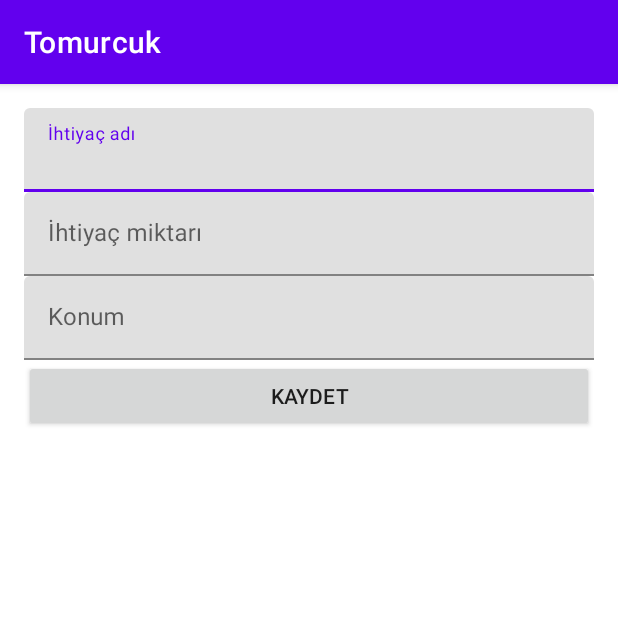
After one commit to talhadengiz/tomurcuk, an Android app: the fragment AddRequirementFragment shown on its own in the app's theme, on a phone screen of 412 x 824 dp, the top half of it. The commit adds this screen. Run offline under Robolectric (Android 15) with nearby library versions, the phone set to English and light mode, and no system bars.

Commit message:
RequirementAddFragment created.

```diff
--- /dev/null
+++ b/app/src/main/java/com/talhadengiz/tomurcuk/ui/fragment/requirement/AddRequirementFragment.kt
@@ -0,0 +1,19 @@
+package com.talhadengiz.tomurcuk.ui.fragment.requirement
+
+import android.os.Bundle
+import androidx.fragment.app.Fragment
+import android.view.LayoutInflater
+import android.view.View
+import android.view.ViewGroup
+import com.talhadengiz.tomurcuk.R
+
+class AddRequirementFragment : Fragment() {
+
+    override fun onCreateView(
+        inflater: LayoutInflater, container: ViewGroup?,
+        savedInstanceState: Bundle?
+    ): View? {
+        // Inflate the layout for this fragment
+        return inflater.inflate(R.layout.fragment_add_requirement, container, false)
+    }
+}
--- a/app/src/main/java/com/talhadengiz/tomurcuk/ui/fragment/RequirementListFragment.kt
+++ b/app/src/main/java/com/talhadengiz/tomurcuk/ui/fragment/requirement/RequirementListFragment.kt
@@ -1,4 +1,4 @@
-package com.talhadengiz.tomurcuk.ui.fragment
+package com.talhadengiz.tomurcuk.ui.fragment.requirement
 
 import android.os.Bundle
 import androidx.fragment.app.Fragment
--- /dev/null
+++ b/app/src/main/res/layout/fragment_add_requirement.xml
@@ -0,0 +1,52 @@
+<?xml version="1.0" encoding="utf-8"?>
+<LinearLayout xmlns:android="http://schemas.android.com/apk/res/android"
+    xmlns:tools="http://schemas.android.com/tools"
+    android:layout_width="match_parent"
+    android:layout_height="match_parent"
+    android:orientation="vertical"
+    android:padding="@dimen/dimen_16"
+    tools:context=".ui.fragment.requirement.AddRequirementFragment">
+
+    <com.google.android.material.textfield.TextInputLayout
+        android:id="@+id/layout_title"
+        android:layout_width="match_parent"
+        android:layout_height="wrap_content">
+
+        <com.google.android.material.textfield.TextInputEditText
+            android:id="@+id/et_title"
+            android:hint="@string/ihtiyac_adi"
+            android:layout_width="match_parent"
+            android:layout_height="match_parent" />
+    </com.google.android.material.textfield.TextInputLayout>
+
+    <com.google.android.material.textfield.TextInputLayout
+        android:id="@+id/layout_total"
+        android:layout_width="match_parent"
+        android:layout_height="wrap_content">
+
+        <com.google.android.material.textfield.TextInputEditText
+            android:id="@+id/et_total"
+            android:hint="@string/ihtiyac_miktari"
+            android:layout_width="match_parent"
+            android:layout_height="match_parent" />
+    </com.google.android.material.textfield.TextInputLayout>
+
+    <com.google.android.material.textfield.TextInputLayout
+        android:id="@+id/layout_location"
+        android:layout_width="match_parent"
+        android:layout_height="wrap_content">
+
+        <com.google.android.material.textfield.TextInputEditText
+            android:id="@+id/et_location"
+            android:hint="@string/konum"
+            android:layout_width="match_parent"
+            android:layout_height="match_parent" />
+    </com.google.android.material.textfield.TextInputLayout>
+
+    <androidx.appcompat.widget.AppCompatButton
+        android:id="@+id/btn_save"
+        android:text="@string/kaydet"
+        android:layout_width="match_parent"
+        android:layout_height="wrap_content"/>
+
+</LinearLayout>
--- a/app/src/main/res/layout/fragment_requirement_list.xml
+++ b/app/src/main/res/layout/fragment_requirement_list.xml
@@ -5,7 +5,7 @@
     android:layout_height="match_parent"
     xmlns:app="http://schemas.android.com/apk/res-auto"
     android:orientation="vertical"
-    tools:context=".ui.fragment.RequirementListFragment">
+    tools:context=".ui.fragment.requirement.RequirementListFragment">
 
     <androidx.recyclerview.widget.RecyclerView
         android:layout_width="match_parent"
--- a/app/src/main/res/values/strings.xml
+++ b/app/src/main/res/values/strings.xml
@@ -4,4 +4,8 @@
     <string name="hello_blank_fragment">Hello blank fragment</string>
     <string name="gmail">Gmail</string>
     <string name="see_needs">İhtiyaçları Gör</string>
+    <string name="ihtiyac_adi">İhtiyaç adı</string>
+    <string name="ihtiyac_miktari">İhtiyaç miktarı</string>
+    <string name="konum">Konum</string>
+    <string name="kaydet">Kaydet</string>
 </resources>
```
